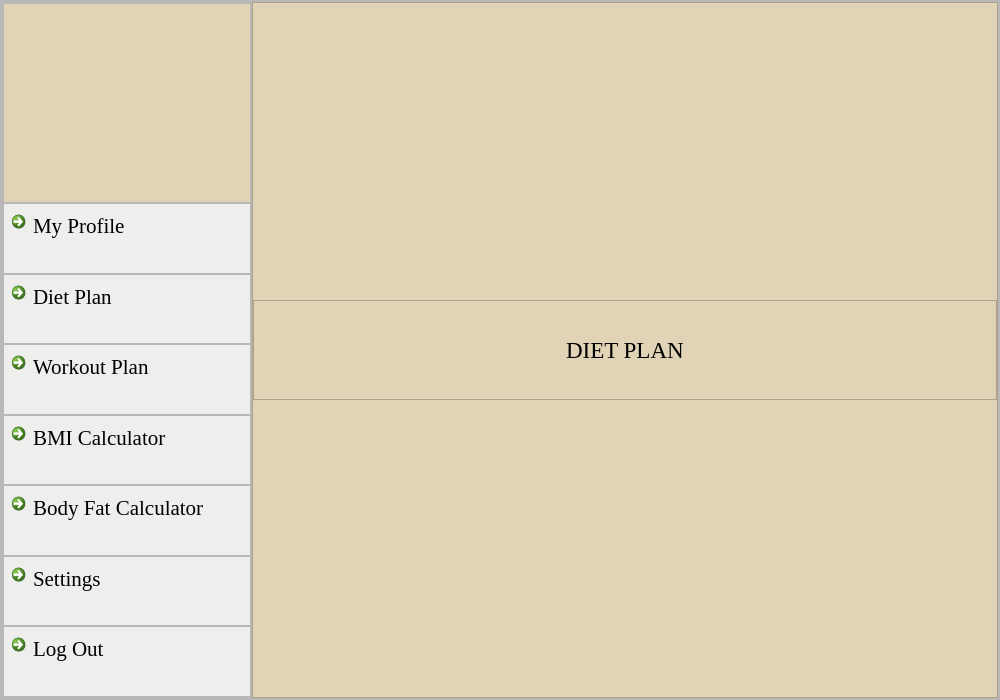
Before: the Qt Designer form dietplan.ui in skidgefries/rightmeal, drawn with Qt 5.
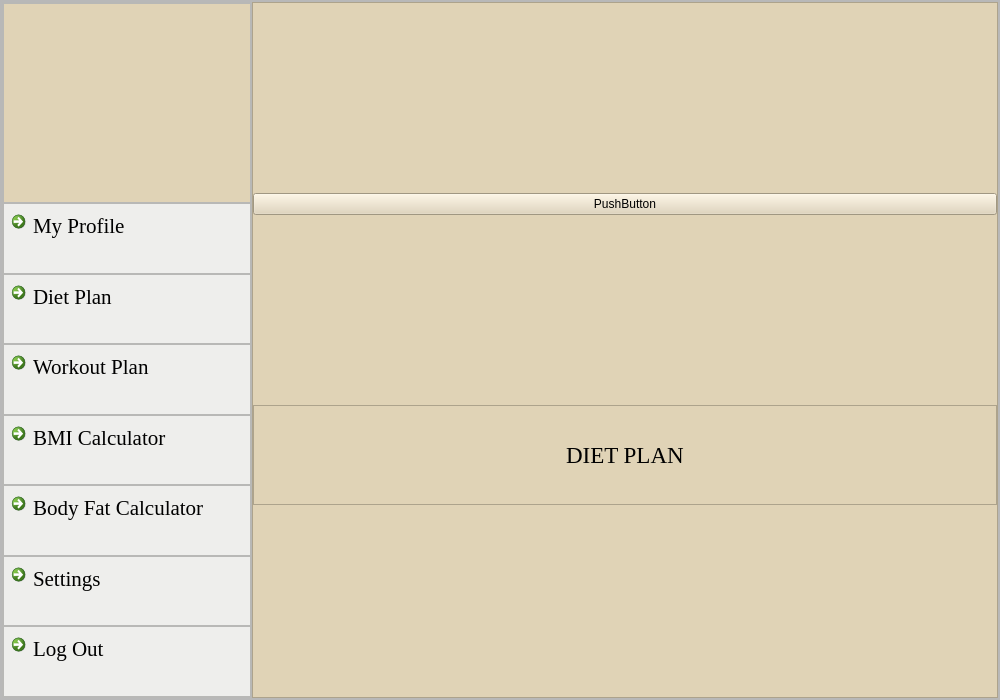
After: the same form once the commit is applied. Icons and pictures are not drawn.

```diff
--- a/dietplan.ui
+++ b/dietplan.ui
@@ -511,6 +511,13 @@
             <property name="bottomMargin">
              <number>0</number>
             </property>
+            <item>
+             <widget class="QPushButton" name="pushButton">
+              <property name="text">
+               <string>PushButton</string>
+              </property>
+             </widget>
+            </item>
             <item>
              <widget class="QFrame" name="frame_28">
               <property name="maximumSize">
```
Left out of the diff: 2 changed lines with no effect on the pictures.
